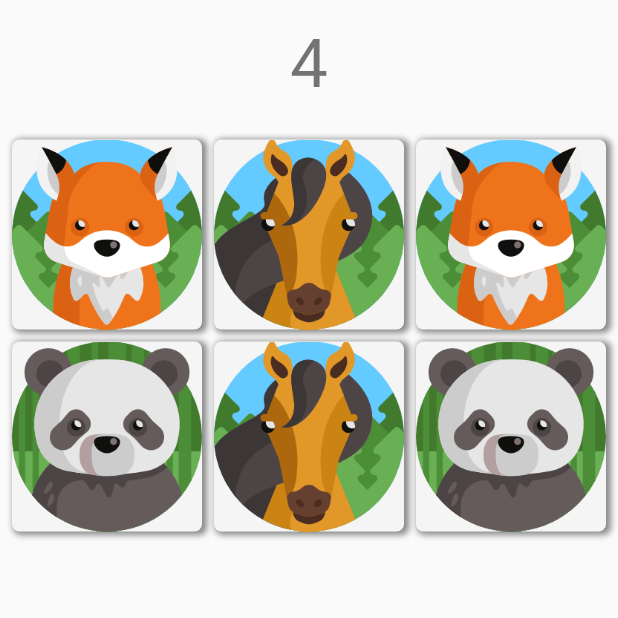
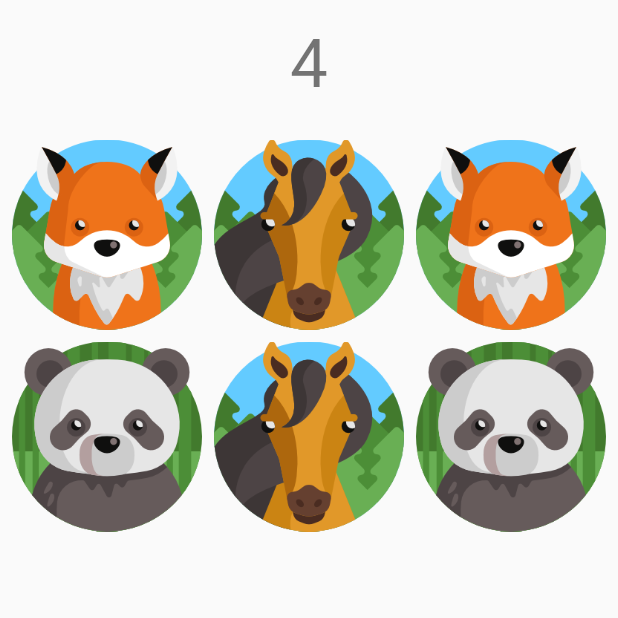
Before and after one commit to marciojg/brinkeduca, a Flutter app: the MemoryGame screen opened by its route, on a phone screen of 412 x 824 dp, the top half of it. Run offline on Flutter 3.47's test engine with Material 2 defaults, Android fonts, the phone set to English and light mode, and no system bars; our stand-ins replace flip_card.

Commit message:
Melhorado design, texto em pt e ajustado código para facilitar a leitura

```diff
--- a/lib/screens/memoryGame.dart
+++ b/lib/screens/memoryGame.dart
@@ -30,17 +30,6 @@ class _MemoryGameState extends State<MemoryGame> {
 
   Widget getItem(int index) {
     return Container(
-      decoration: BoxDecoration(
-          color: Colors.grey[100],
-          boxShadow: [
-            BoxShadow(
-              color: Colors.black45,
-              blurRadius: 3,
-              spreadRadius: 0.8,
-              offset: Offset(2.0, 1),
-            )
-          ],
-          borderRadius: BorderRadius.circular(5)),
       margin: EdgeInsets.all(4.0),
       child: Image.asset(_data[index]),
     );
@@ -83,9 +72,7 @@ class _MemoryGameState extends State<MemoryGame> {
     super.dispose();
   }
 
-  @override
-  Widget build(BuildContext context) {
-    if (_isFinished) {
+  Scaffold playAgainPage() {
     return Scaffold(
       body: Center(
         child: GestureDetector(
@@ -103,7 +90,7 @@ class _MemoryGameState extends State<MemoryGame> {
               borderRadius: BorderRadius.circular(24),
             ),
             child: Text(
-                  "Replay",
+              "Jogar novamente",
               style: TextStyle(
                   color: Colors.white,
                   fontSize: 17,
@@ -113,6 +100,12 @@ class _MemoryGameState extends State<MemoryGame> {
         ),
       ),
     );
+  }
+
+  @override
+  Widget build(BuildContext context) {
+    if (_isFinished) {
+      return playAgainPage();
     } else {
       return Scaffold(
         body: SafeArea(
@@ -121,13 +114,8 @@ class _MemoryGameState extends State<MemoryGame> {
               children: <Widget>[
                 Padding(
                   padding: const EdgeInsets.all(16.0),
-                    child: _time > 0
-                        ? Text(
-                      '$_time',
-                      style: Theme.of(context).textTheme.headline3,
-                    )
-                        : Text(
-                      'Left:$_left',
+                  child: Text(
+                    (_time > 0) ? '$_time' : 'Faltam: $_left',
                     style: Theme.of(context).textTheme.headline3,
                   ),
                 ),
@@ -139,8 +127,9 @@ class _MemoryGameState extends State<MemoryGame> {
                     gridDelegate: SliverGridDelegateWithFixedCrossAxisCount(
                       crossAxisCount: 3,
                     ),
-                      itemBuilder: (context, index) => _start
-                          ? FlipCard(
+                    itemBuilder: (context, index) {
+                      if(_start) {
+                        return FlipCard(
                             key: _cardStateKeys[index],
                             onFlip: () {
                               if (!_flip) {
@@ -153,8 +142,7 @@ class _MemoryGameState extends State<MemoryGame> {
                                     _wait = true;
 
                                     Future.delayed(
-                                        const Duration(milliseconds: 1500),
-                                            () {
+                                        const Duration(milliseconds: 1500), () {
                                       _cardStateKeys[_previousIndex]
                                           .currentState
                                           .toggleCard();
@@ -179,8 +167,7 @@ class _MemoryGameState extends State<MemoryGame> {
                                     setState(() {
                                       _left -= 1;
                                     });
-                                    if (_cardFlips
-                                        .every((t) => t == false)) {
+                                    if (_cardFlips.every((t) => t == false)) {
                                       print("Won");
                                       Future.delayed(
                                           const Duration(milliseconds: 160),
@@ -199,28 +186,14 @@ class _MemoryGameState extends State<MemoryGame> {
                             flipOnTouch: _wait ? false : _cardFlips[index],
                             direction: FlipDirection.HORIZONTAL,
                             front: Container(
-                              decoration: BoxDecoration(
-                                  color: Colors.grey,
-                                  borderRadius: BorderRadius.circular(5),
-                                  boxShadow: [
-                                    BoxShadow(
-                                      color: Colors.black45,
-                                      blurRadius: 3,
-                                      spreadRadius: 0.8,
-                                      offset: Offset(2.0, 1),
-                                    )
-                                  ]),
                               margin: EdgeInsets.all(4.0),
-                              child: Padding(
-                                padding: const EdgeInsets.all(8.0),
-                                child: Image.asset(
-                                  "assets/question.png",
+                              child: Image.asset("assets/question.png"),
                             ),
-                              ),
-                            ),
-                            back: getItem(index)
-                          )
-                          : getItem(index),
+                            back: getItem(index));
+                      } else {
+                        return getItem(index);
+                      }
+                    },
                     itemCount: _data.length,
                   ),
                 ),
```
Lines whose indentation alone changed are shown as unchanged.
